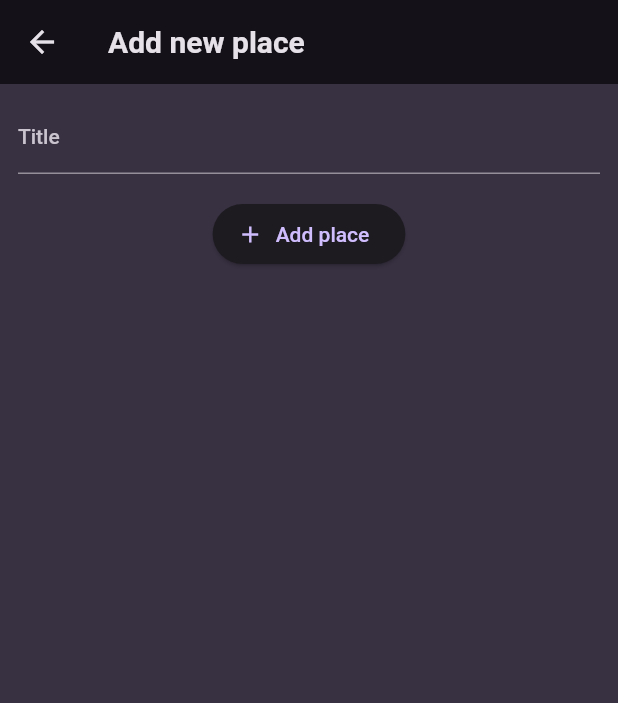
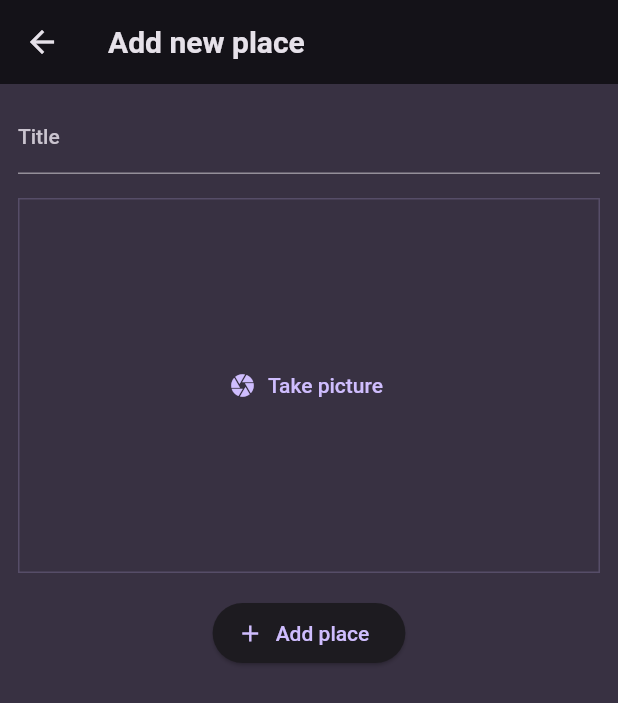
Before and after one commit to juanpabloCamus/favorite_places_app, a Flutter app: the AddPlaceScreen screen opened directly, on a phone screen of 412 x 824 dp. Shown: the top 703 px of the screen. Run offline on Flutter 3.47's test engine with Material 2 defaults, Android fonts, the phone set to English and light mode, and no system bars; our stand-ins replace flutter_riverpod, google_fonts, image_picker.

Commit message:
add img picler

```diff
--- a/lib/screens/add_place.dart
+++ b/lib/screens/add_place.dart
@@ -1,4 +1,5 @@
 import 'package:favorite_places_app/providers/user_places.dart';
+import 'package:favorite_places_app/widgets/image_input.dart';
 import 'package:flutter/material.dart';
 import 'package:flutter_riverpod/flutter_riverpod.dart';
 
@@ -50,6 +51,10 @@ class _AddPlaceScreenState extends ConsumerState<AddPlaceScreen> {
             const SizedBox(
               height: 16,
             ),
+            const ImageInput(),
+            const SizedBox(
+              height: 16,
+            ),
             ElevatedButton.icon(
                 icon: const Icon(Icons.add),
                 onPressed: _savePlace,
--- /dev/null
+++ b/lib/widgets/image_input.dart
@@ -0,0 +1,65 @@
+import 'dart:io';
+import 'package:flutter/material.dart';
+import 'package:image_picker/image_picker.dart';
+
+class ImageInput extends StatefulWidget {
+  const ImageInput({super.key});
+
+  @override
+  State<ImageInput> createState() {
+    return _ImageInputState();
+  }
+}
+
+class _ImageInputState extends State<ImageInput> {
+  File? _selectedImage;
+
+  void _takePicture() async {
+    final imagePicker = ImagePicker();
+
+    final pickedImage = await imagePicker.pickImage(
+      source: ImageSource.camera,
+      maxWidth: 600,
+    );
+
+    if (pickedImage == null) return;
+
+    setState(() {
+      _selectedImage = File(pickedImage.path);
+    });
+  }
+
+  @override
+  Widget build(BuildContext context) {
+    Widget content = TextButton.icon(
+      icon: const Icon(Icons.camera),
+      label: const Text('Take picture'),
+      onPressed: _takePicture,
+    );
+
+    if (_selectedImage != null) {
+      content = GestureDetector(
+        onTap: _takePicture,
+        child: Image.file(
+          _selectedImage!,
+          fit: BoxFit.cover,
+          width: double.infinity,
+          height: double.infinity,
+        ),
+      );
+    }
+
+    return Container(
+      alignment: Alignment.center,
+      height: 250,
+      width: double.infinity,
+      decoration: BoxDecoration(
+        border: Border.all(
+          width: 1,
+          color: Theme.of(context).colorScheme.primary.withOpacity(0.2),
+        ),
+      ),
+      child: content,
+    );
+  }
+}
--- a/pubspec.yaml
+++ b/pubspec.yaml
@@ -39,6 +39,7 @@ dependencies:
   uuid: ^3.0.7
   riverpod: ^2.3.6
   flutter_riverpod: ^2.3.6
+  image_picker: ^0.8.7+5
 
 dev_dependencies:
   flutter_test:
```
Also changed, not shown: pubspec.lock.
